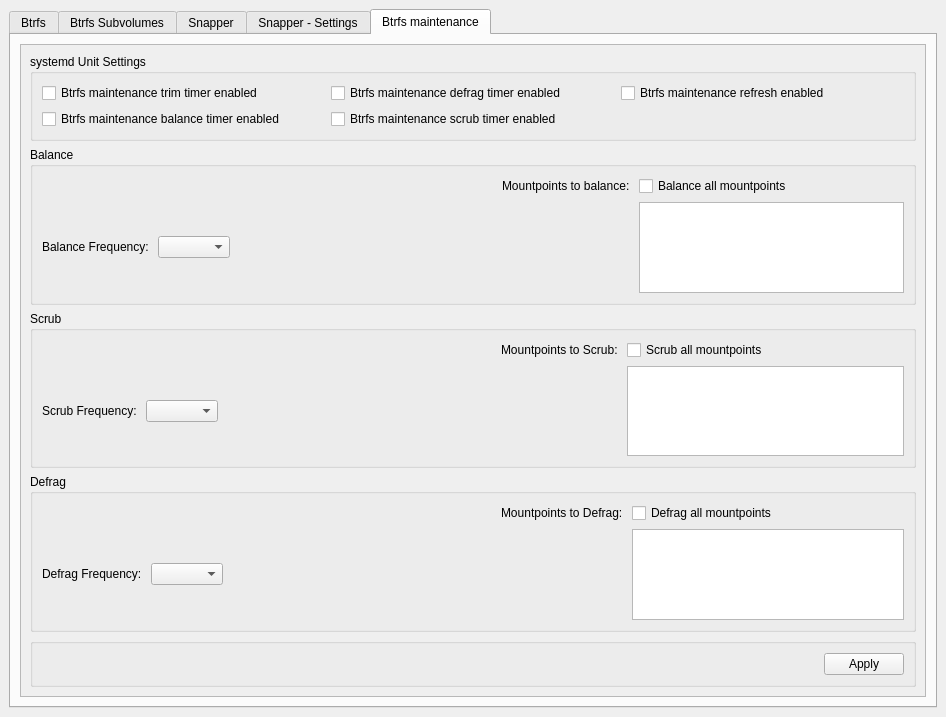
nexusriot/btrfs-assistant, file btrfs-assistant.ui: the form before one commit.
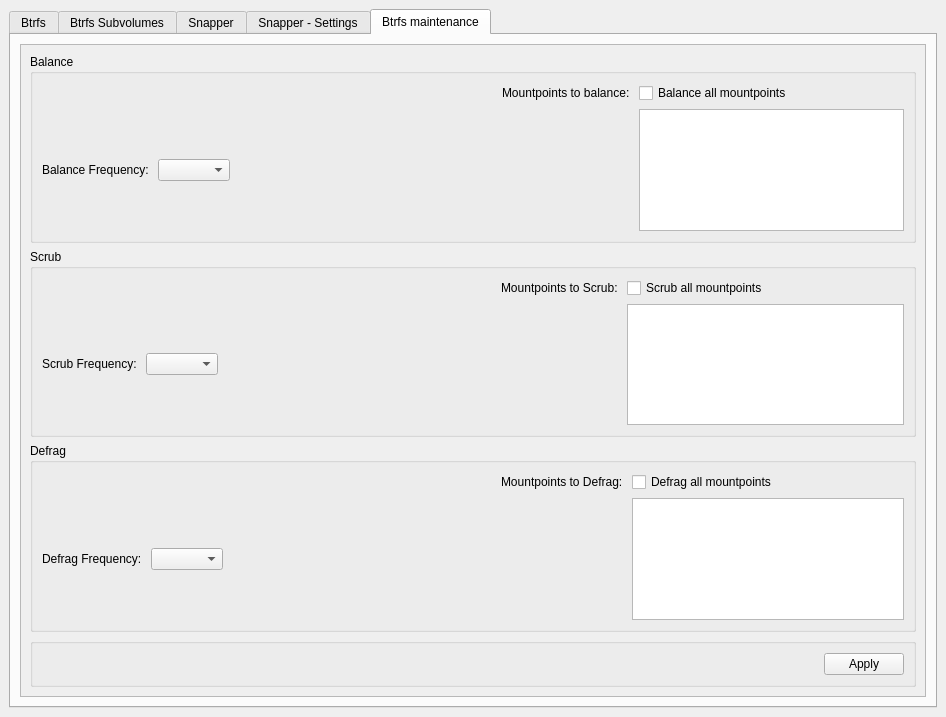
The form after the commit. The open tabs and pages were chosen to show the change. Icons and pictures are not drawn.

Commit message: Remove Btrfs Maintenance systemd unit checkboxes because they are managed by Btrfs Maintenance

Patch:
```diff
--- a/btrfs-assistant.ui
+++ b/btrfs-assistant.ui
@@ -925,95 +925,6 @@
             </rect>
            </property>
            <layout class="QVBoxLayout" name="verticalLayout_3">
-            <item>
-             <widget class="QGroupBox" name="groupBox_bmUnits">
-              <property name="title">
-               <string>systemd Unit Settings</string>
-              </property>
-              <layout class="QGridLayout" name="gridLayout_3">
-               <item row="1" column="0">
-                <widget class="QCheckBox" name="checkBox_Balance">
-                 <property name="text">
-                  <string>Btrfs maintenance balance timer enabled</string>
-                 </property>
-                 <property name="checked">
-                  <bool>false</bool>
-                 </property>
-                 <property name="actionType" stdset="0">
-                  <string notr="true">service</string>
-                 </property>
-                 <property name="actionData" stdset="0">
-                  <string notr="true">btrfs-balance.timer</string>
-                 </property>
-                </widget>
-               </item>
-               <item row="0" column="1">
-                <widget class="QCheckBox" name="checkBox_Defrag">
-                 <property name="text">
-                  <string>Btrfs maintenance defrag timer enabled</string>
-                 </property>
-                 <property name="checked">
-                  <bool>false</bool>
-                 </property>
-                 <property name="actionType" stdset="0">
-                  <string notr="true">service</string>
-                 </property>
-                 <property name="actionData" stdset="0">
-                  <string notr="true">btrfs-defrag.timer</string>
-                 </property>
-                </widget>
-               </item>
-               <item row="0" column="0">
-                <widget class="QCheckBox" name="checkBox_Trim">
-                 <property name="text">
-                  <string>Btrfs maintenance trim timer enabled</string>
-                 </property>
-                 <property name="checked">
-                  <bool>false</bool>
-                 </property>
-                 <property name="actionType" stdset="0">
-                  <string notr="true">service</string>
-                 </property>
-                 <property name="actionData" stdset="0">
-                  <string notr="true">btrfs-trim.timer</string>
-                 </property>
-                </widget>
-               </item>
-               <item row="1" column="1">
-                <widget class="QCheckBox" name="checkBox_Scrub">
-                 <property name="text">
-                  <string>Btrfs maintenance scrub timer enabled</string>
-                 </property>
-                 <property name="checked">
-                  <bool>false</bool>
-                 </property>
-                 <property name="actionType" stdset="0">
-                  <string notr="true">service</string>
-                 </property>
-                 <property name="actionData" stdset="0">
-                  <string notr="true">btrfs-scrub.timer</string>
-                 </property>
-                </widget>
-               </item>
-               <item row="0" column="3">
-                <widget class="QCheckBox" name="checkBox_path">
-                 <property name="text">
-                  <string>Btrfs maintenance refresh enabled</string>
-                 </property>
-                 <property name="checked">
-                  <bool>false</bool>
-                 </property>
-                 <property name="actionType" stdset="0">
-                  <string notr="true">service</string>
-                 </property>
-                 <property name="actionData" stdset="0">
-                  <string notr="true">btrfsmaintenance-refresh.path</string>
-                 </property>
-                </widget>
-               </item>
-              </layout>
-             </widget>
-            </item>
             <item>
              <widget class="QGroupBox" name="groupBox_bmBalance">
               <property name="title">
```
The commit also changes 1 other file.
